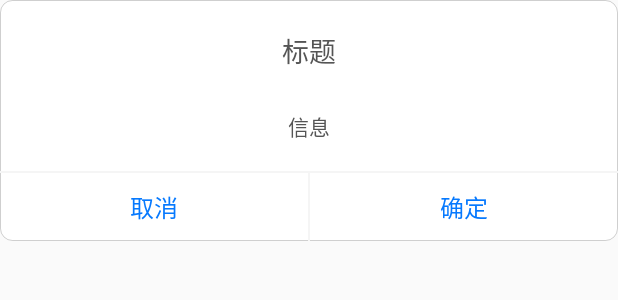
After one commit to SmallTigerCat/base_MVVM, an Android app: the layout popup_dialog.xml on its own in the app's theme, with its tools: preview values and no code run, on a phone screen of 412 x 824 dp. The commit adds this screen. Shown: the top 300 px of the screen. Run offline under Robolectric (Android 15) with nearby library versions, the phone set to English and light mode, and no system bars.

Commit message:
权限请求

```diff
--- a/app/build.gradle
+++ b/app/build.gradle
@@ -69,9 +69,11 @@ dependencies {
     implementation 'com.squareup.retrofit2:adapter-rxjava2:2.9.0'
     implementation 'io.reactivex.rxjava2:rxjava:2.2.19'
     implementation 'io.reactivex.rxjava2:rxandroid:2.1.1'
-    implementation 'com.squareup.okhttp3:logging-interceptor:3.9.0'
+    implementation 'com.squareup.okhttp3:logging-interceptor:3.11.0'
     // Hilt 依赖注入
     implementation "com.google.dagger:hilt-android:2.28-alpha"
     kapt "com.google.dagger:hilt-android-compiler:2.28-alpha"
+    //权限相关
+    implementation 'com.github.tbruyelle:rxpermissions:0.10.2'
 
 }
--- /dev/null
+++ b/app/src/main/res/drawable/bg_popup_dialog.xml
@@ -0,0 +1,8 @@
+<?xml version="1.0" encoding="utf-8"?>
+<shape xmlns:android="http://schemas.android.com/apk/res/android">
+    <corners android:radius="8dp"/>
+    <solid android:color="#FFFFFF"/>
+    <stroke
+        android:width="1px"
+        android:color="#2E000000"/>
+</shape>
--- /dev/null
+++ b/app/src/main/res/layout/popup_dialog.xml
@@ -0,0 +1,83 @@
+<?xml version="1.0" encoding="utf-8"?>
+<LinearLayout xmlns:android="http://schemas.android.com/apk/res/android"
+    xmlns:tools="http://schemas.android.com/tools"
+    android:orientation="vertical"
+    android:layout_width="match_parent"
+    android:layout_height="wrap_content"
+    android:background="@drawable/bg_popup_dialog">
+    <RelativeLayout
+        android:id="@+id/common_dialog_top_rl"
+        android:layout_width="match_parent"
+        android:layout_height="wrap_content"
+        android:paddingLeft="15dp"
+        android:paddingRight="15dp"
+        android:layout_marginBottom="24dp"
+        android:gravity="center_vertical">
+        <TextView
+            android:id="@+id/common_dialog_title_tv"
+            android:layout_width="match_parent"
+            android:layout_height="wrap_content"
+            android:gravity="center_horizontal"
+            android:layout_marginTop="20dp"
+            android:textSize="18dp"
+            android:textColor="#555555"
+            tools:text="标题"/>
+        <ImageView
+            android:id="@+id/common_dialog_close_iv"
+            android:layout_width="20dp"
+            android:layout_height="20dp"
+            android:layout_marginTop="15dp"
+            android:layout_alignParentRight="true"
+            android:src="@drawable/ic_popup_dialog_close"
+            android:visibility="gone"/>
+    </RelativeLayout>
+    <TextView
+        android:id="@+id/common_dialog_message_tv"
+        android:layout_width="match_parent"
+        android:layout_height="wrap_content"
+        android:gravity="center"
+        android:layout_marginLeft="15dp"
+        android:layout_marginRight="15dp"
+        android:layout_marginBottom="17dp"
+        android:maxLines="8"
+        android:minHeight="25dp"
+        android:textSize="14dp"
+        android:textColor="#555555"
+        tools:text="信息"/>
+    <View
+        android:layout_width="match_parent"
+        android:layout_height="1dp"
+        android:background="#F5F5F5"/>
+    <LinearLayout
+        android:id="@+id/common_dialog_bottom_ll"
+        android:layout_width="match_parent"
+        android:layout_height="45dp"
+        android:orientation="horizontal">
+
+        <TextView
+            android:id="@+id/common_dialog_cancel_tv"
+            android:layout_width="0dp"
+            android:layout_height="match_parent"
+            android:layout_weight="1"
+            android:gravity="center"
+            android:clickable="true"
+            android:textColor="#0679FE"
+            android:textSize="16dp"
+            tools:text="取消"/>
+        <View
+            android:id="@+id/common_dialog_vertical_line"
+            android:layout_width="1dp"
+            android:layout_height="match_parent"
+            android:background="#F5F5F5"/>
+        <TextView
+            android:id="@+id/common_dialog_confirm_tv"
+            android:layout_width="0dp"
+            android:layout_height="match_parent"
+            android:layout_weight="1"
+            android:gravity="center"
+            android:clickable="true"
+            android:textColor="#0679FE"
+            android:textSize="16dp"
+            tools:text="确定"/>
+    </LinearLayout>
+</LinearLayout>
--- a/app/src/main/res/values/strings.xml
+++ b/app/src/main/res/values/strings.xml
@@ -1,3 +1,8 @@
 <resources>
     <string name="app_name">ExampleSportsDemo</string>
+    <string name="permission_title">权限申请</string>
+    <string name="permission_need">此功能需要</string>
+    <string name="permission_detail">权限，否则无法正常使用，是否打开设置</string>
+    <string name="confirm">确定</string>
+    <string name="cancel">取消</string>
 </resources>
--- a/build.gradle
+++ b/build.gradle
@@ -6,7 +6,7 @@ buildscript {
         jcenter()
     }
     dependencies {
-        classpath "com.android.tools.build:gradle:4.0.1"
+        classpath "com.android.tools.build:gradle:4.0.2"
         classpath "org.jetbrains.kotlin:kotlin-gradle-plugin:$kotlin_version"
         classpath 'com.google.dagger:hilt-android-gradle-plugin:2.28-alpha'
 
@@ -19,6 +19,7 @@ allprojects {
     repositories {
         google()
         jcenter()
+        maven { url "https://jitpack.io" }
     }
 }
 
```
Also changed, not shown: app/src/main/java/com/sports2020/demo/util/PermissionUtil.java (added, +158 -0 lines), app/src/main/java/com/sports2020/demo/view/PopupDialog.java (added, +327 -0 lines), app/src/main/res/values/styles.xml (+16 -1 lines), app/src/main/res/drawable/ic_popup_dialog_close.png (added).
